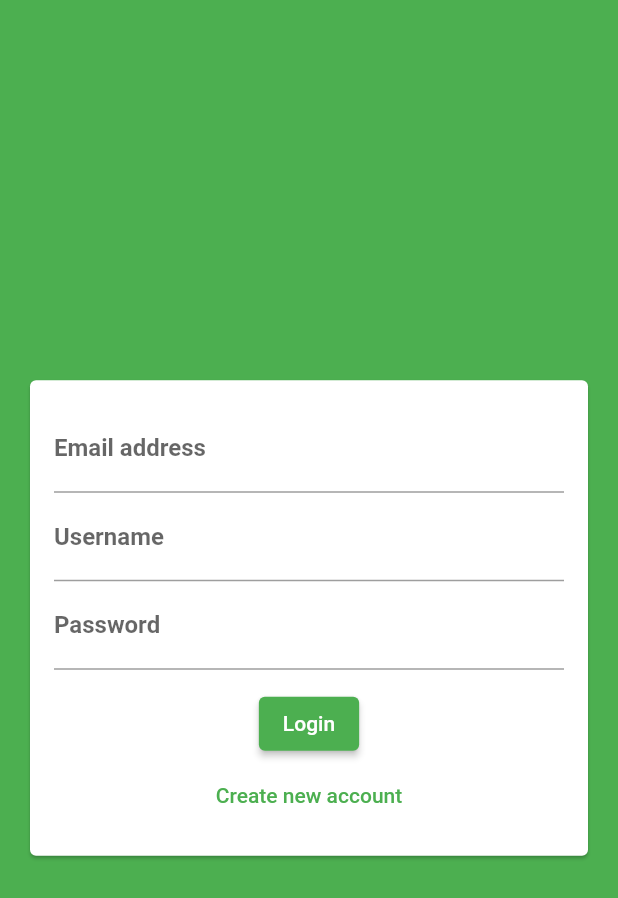
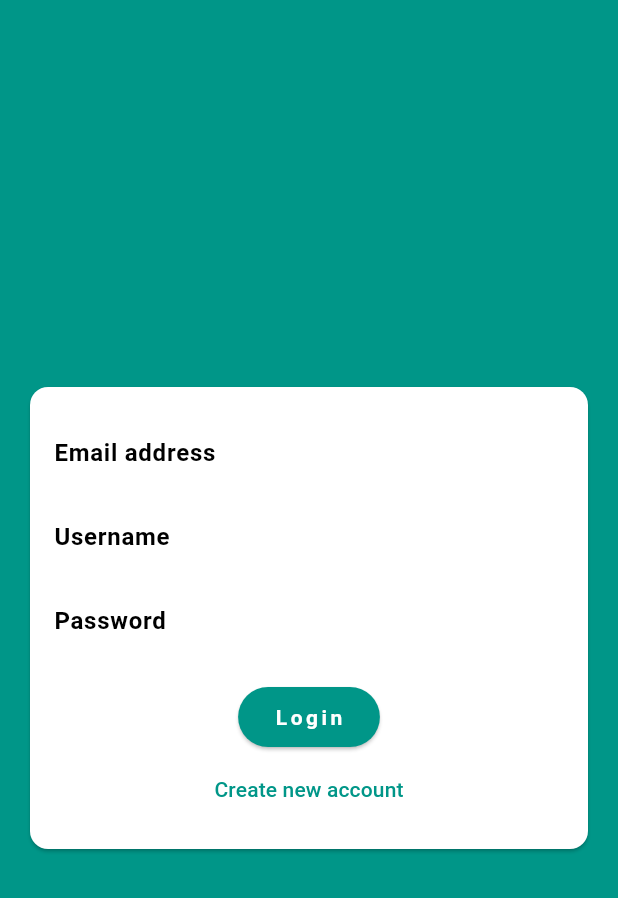
Before and after one commit to pfgrebelo/Flutter_ChatApp, a Flutter app: the screen it shows after launch, on a phone screen of 412 x 824 dp. Shown: the top 898 px of the screen. Run offline on Flutter 3.47's test engine with Material 2 defaults, Android fonts, the phone set to English and light mode, and no system bars; our stand-ins replace cloud_firestore, firebase_core; accounts and stored records are empty.

Commit message:
added themedata

```diff
--- a/lib/main.dart
+++ b/lib/main.dart
@@ -21,9 +21,34 @@ class MyApp extends StatelessWidget {
           debugShowCheckedModeBanner: false,
           title: 'FlutterChat',
           theme: ThemeData(
-            primarySwatch: Colors.green,
+            useMaterial3: true,
+            colorScheme: ColorScheme.fromSwatch(
+              primarySwatch: Colors.teal,
+              backgroundColor: Colors.teal,
+              brightness: Brightness.light,
+            ).copyWith(
+              secondary: Colors.deepPurple,
+            ),
+            canvasColor: Color.fromRGBO(255, 254, 229, 1),
+            elevatedButtonTheme: ElevatedButtonThemeData(
+              style: ElevatedButton.styleFrom(
+                shape: RoundedRectangleBorder(
+                  borderRadius: BorderRadius.circular(20),
+                ),
+                backgroundColor: Colors.teal,
+                foregroundColor: Colors.white,
+                textStyle: const TextStyle(
+                  fontWeight: FontWeight.bold,
+                  letterSpacing: 2.3,
+                ),
+              ),
+            ),
           ),
-          home: appSnapshot.connectionState == ConnectionState.waiting ? Center(child: CircularProgressIndicator(),) : AuthScreen(),
+          home: appSnapshot.connectionState == ConnectionState.waiting
+              ? Center(
+                  child: CircularProgressIndicator(),
+                )
+              : AuthScreen(),
         );
       },
     );
--- a/lib/screens/auth_screen.dart
+++ b/lib/screens/auth_screen.dart
@@ -12,7 +12,7 @@ class _AuthScreenState extends State<AuthScreen> {
   @override
   Widget build(BuildContext context) {
     return Scaffold(
-      backgroundColor: Theme.of(context).primaryColor,
+      backgroundColor: Theme.of(context).colorScheme.background,
       body: AuthForm(),
     );
   }
--- a/lib/widgets/auth/auth_form.dart
+++ b/lib/widgets/auth/auth_form.dart
@@ -45,6 +45,7 @@ class _AuthFormState extends State<AuthForm> {
                   ),
                   ElevatedButton(
                     onPressed: () {},
+                    style: ElevatedButton.styleFrom(),
                     child: Text('Login'),
                   ),
                   TextButton(
```
